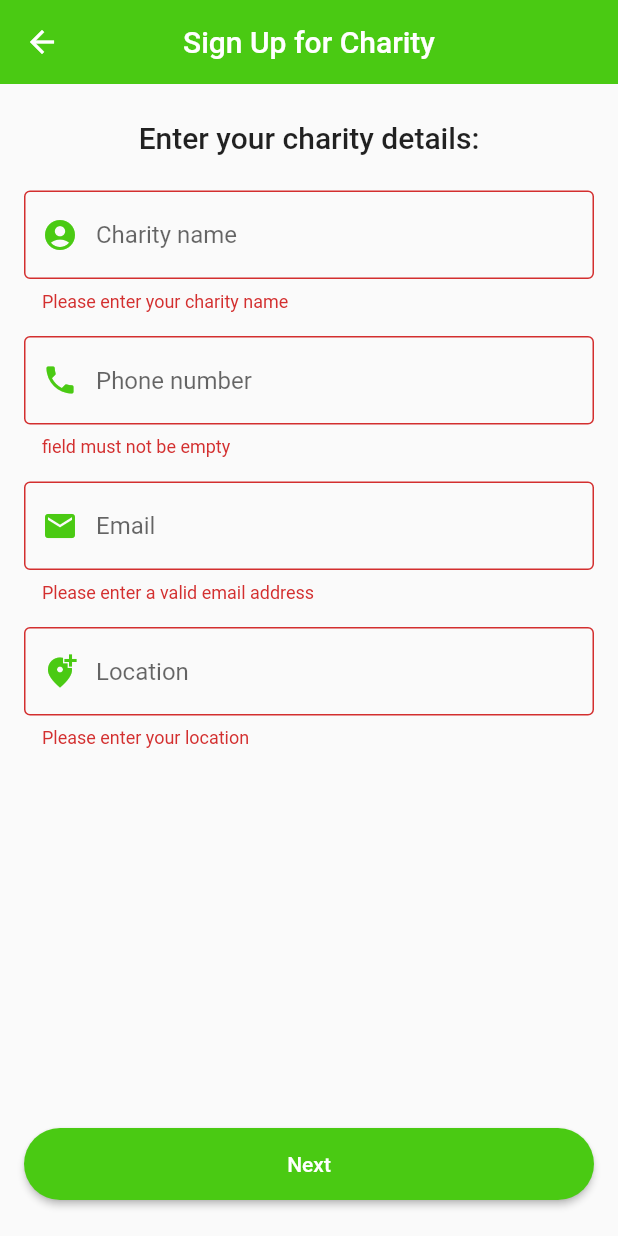
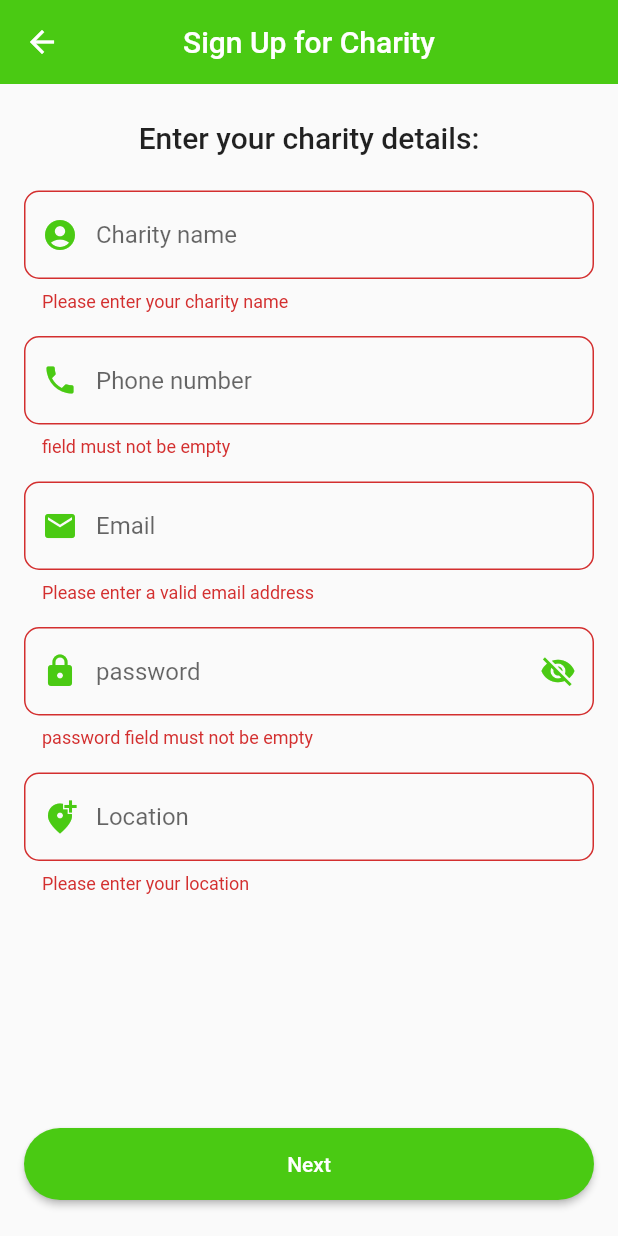
Before and after one commit to abu3athab/amal, a Flutter app: the SignUpChartiy screen opened directly, after a tap on "Next", on a phone screen of 412 x 824 dp. Run offline on Flutter 3.47's test engine with Material 2 defaults, Android fonts, the phone set to English and light mode, and no system bars; missing offline and left inert: dart:ffi.

Commit message:
add password field and password check function for charity sign up screen

```diff
--- a/lib/sign up/signUpCharity.dart
+++ b/lib/sign up/signUpCharity.dart
@@ -15,7 +15,8 @@ class _SignUpChartiyState extends State<SignUpChartiy> {
   final _phoneNumberController = TextEditingController();
   final _emailController = TextEditingController();
   final _locationController = TextEditingController();
-  final _bioController = TextEditingController();
+  final _password = TextEditingController();
+  bool _isHidden = true;
 
   @override
   void dispose() {
@@ -23,7 +24,7 @@ class _SignUpChartiyState extends State<SignUpChartiy> {
     _phoneNumberController.dispose();
     _emailController.dispose();
     _locationController.dispose();
-    _bioController.dispose();
+    _password.dispose();
     super.dispose();
   }
 
@@ -34,6 +35,29 @@ class _SignUpChartiyState extends State<SignUpChartiy> {
 
     if (phoneNumber.toString().length != 10) {
       return "phone number should consist of 10 digits ";
+    } else {
+      return null;
+    }
+  }
+
+  String? checkPassword(String? pass) {
+    if (pass == null || pass.isEmpty) {
+      return "password field must not be empty";
+    }
+    if (pass.length < 8 || pass.length > 16) {
+      return "password must between 8 and 16 character";
+    }
+    if (!pass.contains(RegExp(r"[a-z]"))) {
+      return "password must contain at least one lower-case letter";
+    }
+    if (!pass.contains(RegExp(r"[A-Z]"))) {
+      return "password must contain at least one upper-case letter";
+    }
+    if (!pass.contains(RegExp(r"[0-9]"))) {
+      return "password must contain at least one number";
+    }
+    if (!pass.contains(RegExp(r'[!@#$%&*?]'))) {
+      return "password must contain at least one of these special characters (!@#%^&*?)";
     } else {
       return null;
     }
@@ -79,8 +103,10 @@ class _SignUpChartiyState extends State<SignUpChartiy> {
                           Icons.account_circle,
                           color: logoColor,
                         ),
-                        border: OutlineInputBorder(),
+                        border: OutlineInputBorder(
+                            borderRadius: BorderRadius.circular(10)),
                         focusedBorder: OutlineInputBorder(
+                            borderRadius: BorderRadius.circular(10),
                             borderSide: BorderSide(color: logoColor))),
                     validator: (value) {
                       if (value == null || value.isEmpty) {
@@ -99,8 +125,10 @@ class _SignUpChartiyState extends State<SignUpChartiy> {
                             Icons.phone,
                             color: logoColor,
                           ),
-                          border: OutlineInputBorder(),
+                          border: OutlineInputBorder(
+                              borderRadius: BorderRadius.circular(10)),
                           focusedBorder: OutlineInputBorder(
+                              borderRadius: BorderRadius.circular(10),
                               borderSide: BorderSide(color: logoColor))),
                       validator: checkPhoneNumber),
                   SizedBox(height: 16),
@@ -113,8 +141,10 @@ class _SignUpChartiyState extends State<SignUpChartiy> {
                           Icons.mail,
                           color: logoColor,
                         ),
-                        border: OutlineInputBorder(),
+                        border: OutlineInputBorder(
+                            borderRadius: BorderRadius.circular(10)),
                         focusedBorder: OutlineInputBorder(
+                            borderRadius: BorderRadius.circular(10),
                             borderSide: BorderSide(color: logoColor))),
                     validator: (value) {
                       if (value == null ||
@@ -127,6 +157,42 @@ class _SignUpChartiyState extends State<SignUpChartiy> {
                   ),
                   const SizedBox(height: 16),
                   TextFormField(
+                    obscureText: _isHidden,
+                    controller: _password,
+                    decoration: InputDecoration(
+                        hintText: "password",
+                        prefixIcon: Icon(
+                          Icons.lock,
+                          color: logoColor,
+                        ),
+                        border: OutlineInputBorder(
+                            borderRadius: BorderRadius.circular(10)),
+                        focusedBorder: OutlineInputBorder(
+                            borderSide: BorderSide(
+                              color: logoColor,
+                            ),
+                            borderRadius: BorderRadius.circular(10)),
+                        suffixIcon: IconButton(
+                          onPressed: () {
+                            setState(() {
+                              if (_isHidden) {
+                                _isHidden = false;
+                              } else {
+                                _isHidden = true;
+                              }
+                            });
+                          },
+                          icon: Icon(_isHidden == true
+                              ? Icons.visibility_off
+                              : Icons.visibility),
+                          color: logoColor,
+                        )),
+                    validator: checkPassword,
+                  ),
+                  SizedBox(
+                    height: 16,
+                  ),
+                  TextFormField(
                     controller: _locationController,
                     decoration: InputDecoration(
                         hintText: 'Location',
@@ -134,8 +200,10 @@ class _SignUpChartiyState extends State<SignUpChartiy> {
                           Icons.add_location_alt,
                           color: logoColor,
                         ),
-                        border: OutlineInputBorder(),
+                        border: OutlineInputBorder(
+                            borderRadius: BorderRadius.circular(10)),
                         focusedBorder: OutlineInputBorder(
+                            borderRadius: BorderRadius.circular(10),
                             borderSide: BorderSide(color: logoColor))),
                     validator: (value) {
                       if (value == null || value.isEmpty) {
```
Also changed, not shown: lib/log in/loginEmail.dart (+8 -7 lines), lib/log in/loginPassword.dart (+8 -7 lines).
